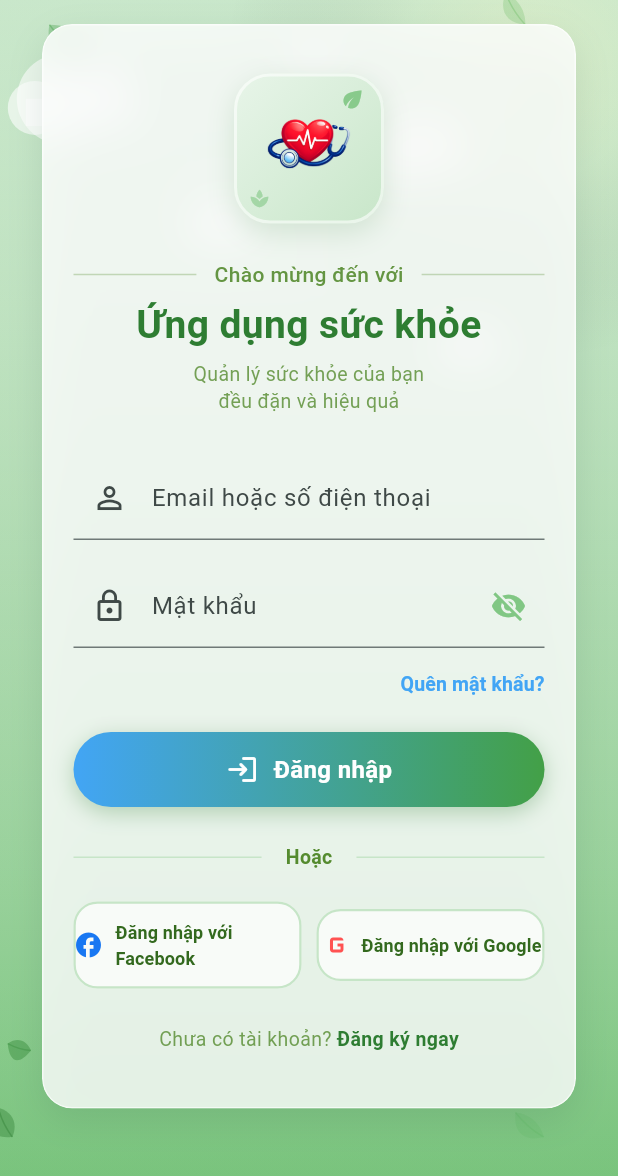
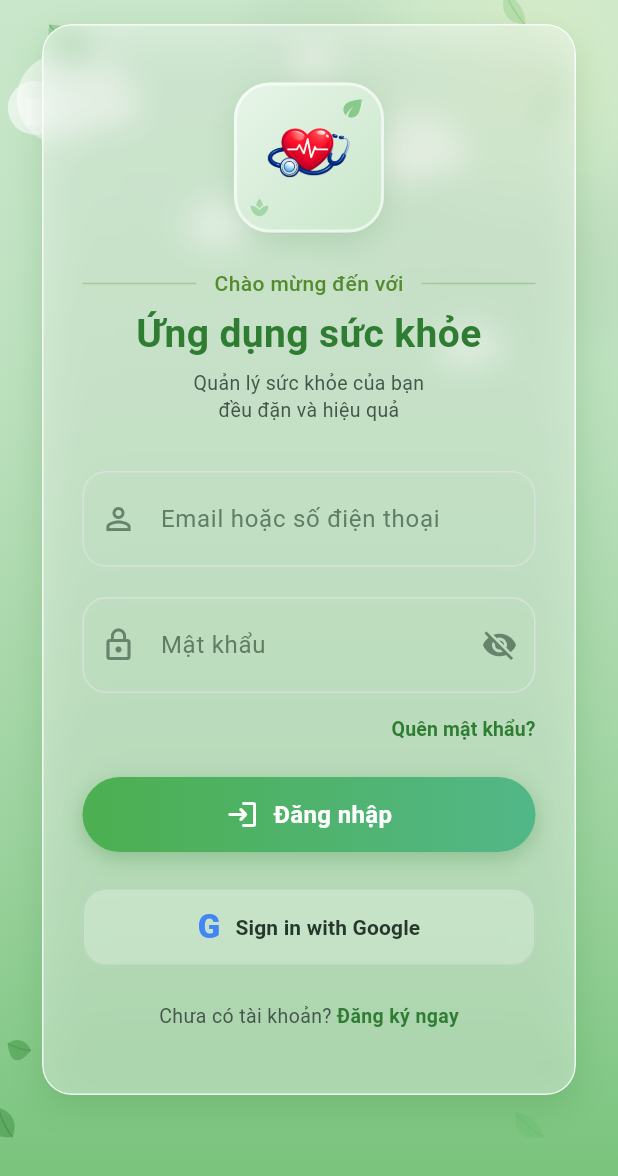
Before and after one commit to thienbaongo200-creator/HealthyApp, a Flutter app: the screen it shows after launch, on a phone screen of 412 x 824 dp. Shown: the top 1176 px of the screen. Run offline on Flutter 3.47's test engine with Material 3 defaults, Android fonts, the light colour scheme and no system bars; our stand-ins replace dio, flutter_secure_storage, google_sign_in, permission_handler; accounts and stored records are empty.

Commit message:
[Frontend] Style: tăng độ trong suốt glass card đăng nhập

```diff
--- a/frontend/lib/views/auth/login_screen.dart
+++ b/frontend/lib/views/auth/login_screen.dart
@@ -169,13 +169,6 @@ class _LoginScreenState extends State<LoginScreen> {
     }
   }
 
-  void _handleFacebookSignIn() {
-    _showSnackBar(
-      'Tính năng đăng nhập Facebook đang phát triển',
-      Colors.orangeAccent,
-    );
-  }
-
   void _showSnackBar(String message, Color color) {
     ScaffoldMessenger.of(context).showSnackBar(
       SnackBar(
@@ -203,7 +196,12 @@ class _LoginScreenState extends State<LoginScreen> {
             ),
             keyboardDismissBehavior: ScrollViewKeyboardDismissBehavior.onDrag,
             child: GlassCard(
-              padding: const EdgeInsets.all(20),
+              padding: const EdgeInsets.all(26),
+              blur: 10,
+              backgroundColor: Colors.white.withValues(alpha: .4),
+              borderColor: const Color(0xCCFFFFFF),
+              borderWidth: 1,
+              shadowColor: const Color(0x332E7D32),
               child: Form(
                 key: _formKey,
                 child: Column(
@@ -280,7 +278,7 @@ class _LoginScreenState extends State<LoginScreen> {
                     children: [
                       Expanded(
                         child: Divider(
-                          color: const Color(0xFF558B2F).withValues(alpha: 0.3),
+                          color: const Color(0xFF558B2F).withValues(alpha: .3),
                           thickness: 1,
                         ),
                       ),
@@ -291,15 +289,13 @@ class _LoginScreenState extends State<LoginScreen> {
                           style: TextStyle(
                             fontSize: 14,
                             fontWeight: FontWeight.w500,
-                            color: const Color(
-                              0xFF558B2F,
-                            ).withValues(alpha: 0.9),
+                            color: const Color(0xFF558B2F),
                           ),
                         ),
                       ),
                       Expanded(
                         child: Divider(
-                          color: const Color(0xFF558B2F).withValues(alpha: 0.3),
+                          color: const Color(0xFF558B2F).withValues(alpha: .3),
                           thickness: 1,
                         ),
                       ),
@@ -322,54 +318,114 @@ class _LoginScreenState extends State<LoginScreen> {
                     textAlign: TextAlign.center,
                     style: TextStyle(
                       fontSize: 13,
-                      color: const Color(0xFF558B2F).withValues(alpha: 0.8),
+                      color: const Color(0xFF44564A),
                       height: 1.4,
                     ),
                   ),
-                  const SizedBox(height: 28),
+                  const SizedBox(height: 32),
 
                   // 🌿 Ô nhập Tài khoản (Email hoặc số điện thoại)
                   TextFormField(
                     controller: _accountController,
                     focusNode: _accountFocusNode,
-                    style: const TextStyle(color: Color(0xFF33691E)),
+                    style: const TextStyle(color: Color(0xFF26372B)),
                     textInputAction: TextInputAction.next,
                     onFieldSubmitted: (_) => _passwordFocusNode.requestFocus(),
                     decoration: InputDecoration(
+                      floatingLabelBehavior: FloatingLabelBehavior.auto,
+                      labelStyle: const TextStyle(color: Color(0xFF607D65)),
+                      floatingLabelStyle: const TextStyle(
+                        color: Color(0xFF2E7D32),
+                        fontWeight: FontWeight.w600,
+                      ),
+                      filled: false,
+                      fillColor: Colors.transparent,
+                      contentPadding: const EdgeInsets.symmetric(
+                        horizontal: 16,
+                        vertical: 20,
+                      ),
                       labelText: 'Email hoặc số điện thoại',
                       hintText: 'Nhập email hoặc số điện thoại',
                       hintStyle: TextStyle(
-                        color: const Color(0xFFA5D6A7).withValues(alpha: 0.7),
+                        color: const Color(0xFF607D65),
                       ),
-                      prefixIcon: const Icon(Icons.person_outline),
+                      prefixIcon: const Icon(
+                        Icons.person_outline,
+                        color: Color(0xFF66836B),
+                      ),
+                      border: OutlineInputBorder(
+                        borderRadius: BorderRadius.circular(16),
+                        borderSide: const BorderSide(color: Color(0xFFD7E2D9)),
+                      ),
+                      enabledBorder: OutlineInputBorder(
+                        borderRadius: BorderRadius.circular(16),
+                        borderSide: const BorderSide(color: Color(0xFFD7E2D9)),
+                      ),
+                      focusedBorder: OutlineInputBorder(
+                        borderRadius: BorderRadius.circular(16),
+                        borderSide: const BorderSide(
+                          color: Color(0xFF52B788),
+                          width: 1,
+                        ),
+                      ),
                     ),
                     validator: (v) => v!.trim().isEmpty
                         ? 'Vui lòng nhập email hoặc số điện thoại'
                         : null,
                   ),
-                  const SizedBox(height: 16),
+                  const SizedBox(height: 20),
 
                   // 🌿 Ô nhập Mật khẩu
                   TextFormField(
                     controller: _passwordController,
                     focusNode: _passwordFocusNode,
                     obscureText: !_isPasswordVisible,
-                    style: const TextStyle(color: Color(0xFF33691E)),
+                    style: const TextStyle(color: Color(0xFF26372B)),
                     textInputAction: TextInputAction.done,
                     onFieldSubmitted: (_) => _handleLogin(),
                     decoration: InputDecoration(
+                      floatingLabelBehavior: FloatingLabelBehavior.auto,
+                      labelStyle: const TextStyle(color: Color(0xFF607D65)),
+                      floatingLabelStyle: const TextStyle(
+                        color: Color(0xFF2E7D32),
+                        fontWeight: FontWeight.w600,
+                      ),
+                      filled: false,
+                      fillColor: Colors.transparent,
+                      contentPadding: const EdgeInsets.symmetric(
+                        horizontal: 16,
+                        vertical: 20,
+                      ),
                       labelText: 'Mật khẩu',
                       hintText: 'Nhập mật khẩu',
                       hintStyle: TextStyle(
-                        color: const Color(0xFFA5D6A7).withValues(alpha: 0.7),
+                        color: const Color(0xFF607D65),
                       ),
-                      prefixIcon: const Icon(Icons.lock_outline),
+                      prefixIcon: const Icon(
+                        Icons.lock_outline,
+                        color: Color(0xFF66836B),
+                      ),
+                      border: OutlineInputBorder(
+                        borderRadius: BorderRadius.circular(16),
+                        borderSide: const BorderSide(color: Color(0xFFD7E2D9)),
+                      ),
+                      enabledBorder: OutlineInputBorder(
+                        borderRadius: BorderRadius.circular(16),
+                        borderSide: const BorderSide(color: Color(0xFFD7E2D9)),
+                      ),
+                      focusedBorder: OutlineInputBorder(
+                        borderRadius: BorderRadius.circular(16),
+                        borderSide: const BorderSide(
+                          color: Color(0xFF52B788),
+                          width: 1,
+                        ),
+                      ),
                       suffixIcon: IconButton(
                         icon: Icon(
                           _isPasswordVisible
                               ? Icons.visibility
                               : Icons.visibility_off,
-                          color: const Color(0xFF81C784),
+                          color: Color(0xFF66836B),
                         ),
                         onPressed: () => setState(
                           () => _isPasswordVisible = !_isPasswordVisible,
@@ -396,7 +452,7 @@ class _LoginScreenState extends State<LoginScreen> {
                       child: const Text(
                         'Quên mật khẩu?',
                         style: TextStyle(
-                          color: Color(0xFF42A5F5),
+                          color: Color(0xFF2E7D32),
                           fontWeight: FontWeight.w600,
                           fontSize: 13,
                         ),
@@ -411,6 +467,10 @@ class _LoginScreenState extends State<LoginScreen> {
                     child: GradientButton(
                       label: 'Đăng nhập',
                       icon: Icons.login_rounded,
+                      gradientColors: const [
+                        Color(0xFF4CAF50),
+                        Color(0xFF52B788),
+                      ],
                       onPressed: _isLoading ? null : _handleLogin,
                       isLoading: _isLoading,
                     ),
@@ -418,126 +478,40 @@ class _LoginScreenState extends State<LoginScreen> {
                   const SizedBox(height: 24),
 
                   // 🌿 Đường kẻ "Hoặc"
-                  Row(
-                    children: [
-                      Expanded(
-                        child: Divider(
-                          color: const Color(0xFFA5D6A7).withValues(alpha: 0.5),
-                          thickness: 1,
-                        ),
-                      ),
-                      Padding(
-                        padding: const EdgeInsets.symmetric(horizontal: 16),
-                        child: Text(
-                          'Hoặc',
-                          style: TextStyle(
-                            color: const Color(0xFF558B2F),
-                            fontWeight: FontWeight.w600,
-                            fontSize: 13,
-                          ),
-                        ),
-                      ),
-                      Expanded(
-                        child: Divider(
-                          color: const Color(0xFFA5D6A7).withValues(alpha: 0.5),
-                          thickness: 1,
-                        ),
-                      ),
-                    ],
-                  ),
-                  const SizedBox(height: 20),
-
-                  // 🌿 Nút mạng xã hội (Facebook & Google)
-                  Row(
-                    children: [
-                      Expanded(
+                  SizedBox(
+                    height: 52,
                     child: OutlinedButton(
-                          onPressed: _handleFacebookSignIn,
+                      onPressed: _handleGoogleSignIn,
                       style: OutlinedButton.styleFrom(
-                            padding: const EdgeInsets.symmetric(vertical: 12),
-                            side: BorderSide(
-                              color: const Color(
-                                0xFFA5D6A7,
-                              ).withValues(alpha: 0.6),
-                              width: 1.5,
-                            ),
+                        foregroundColor: const Color(0xFF26372B),
+                        backgroundColor: Colors.white.withValues(alpha: .25),
+                        side: const BorderSide(color: Color(0xFFB8D4BE)),
                         shape: RoundedRectangleBorder(
                           borderRadius: BorderRadius.circular(16),
                         ),
-                            backgroundColor: Colors.white.withValues(
-                              alpha: 0.7,
+                      ),
+                      child: Row(
+                        mainAxisAlignment: MainAxisAlignment.center,
+                        children: [
+                          const Text(
+                            'G',
+                            style: TextStyle(
+                              color: Color(0xFF4285F4),
+                              fontSize: 22,
+                              fontWeight: FontWeight.w800,
                             ),
                           ),
-                          child: const Row(
-                            mainAxisAlignment: MainAxisAlignment.center,
-                            children: [
-                              Icon(
-                                Icons.facebook,
-                                color: Color(0xFF1877F2),
-                                size: 20,
-                              ),
-                              SizedBox(width: 8),
-                              Flexible(
-                                child: Text(
-                                  'Đăng nhập với Facebook',
-                                  maxLines: 2,
-                                  overflow: TextOverflow.ellipsis,
+                          const SizedBox(width: 10),
+                          const Text(
+                            'Sign in with Google',
                             style: TextStyle(
-                                    color: Color(0xFF33691E),
+                              color: Color(0xFF26372B),
                               fontWeight: FontWeight.w600,
-                                    fontSize: 12,
-                                  ),
                             ),
                           ),
                         ],
                       ),
                     ),
-                      ),
-                      const SizedBox(width: 10),
-                      Expanded(
-                        child: OutlinedButton(
-                          onPressed: _handleGoogleSignIn,
-                          style: OutlinedButton.styleFrom(
-                            padding: const EdgeInsets.symmetric(vertical: 12),
-                            side: BorderSide(
-                              color: const Color(
-                                0xFFA5D6A7,
-                              ).withValues(alpha: 0.6),
-                              width: 1.5,
-                            ),
-                            shape: RoundedRectangleBorder(
-                              borderRadius: BorderRadius.circular(16),
-                            ),
-                            backgroundColor: Colors.white.withValues(
-                              alpha: 0.7,
-                            ),
-                          ),
-                          child: const Row(
-                            mainAxisAlignment: MainAxisAlignment.center,
-                            children: [
-                              Icon(
-                                Icons.g_mobiledata,
-                                color: Colors.redAccent,
-                                size: 24,
-                              ),
-                              SizedBox(width: 4),
-                              Flexible(
-                                child: Text(
-                                  'Đăng nhập với Google',
-                                  maxLines: 2,
-                                  overflow: TextOverflow.ellipsis,
-                                  style: TextStyle(
-                                    color: Color(0xFF33691E),
-                                    fontWeight: FontWeight.w600,
-                                    fontSize: 12,
-                                  ),
-                                ),
-                              ),
-                            ],
-                          ),
-                        ),
-                      ),
-                    ],
                   ),
                   const SizedBox(height: 24),
 
@@ -548,7 +522,7 @@ class _LoginScreenState extends State<LoginScreen> {
                       Text(
                         'Chưa có tài khoản? ',
                         style: TextStyle(
-                          color: const Color(0xFF558B2F).withValues(alpha: 0.8),
+                          color: const Color(0xFF44564A),
                           fontSize: 13,
                         ),
                       ),
--- a/frontend/lib/widgets/glass_card.dart
+++ b/frontend/lib/widgets/glass_card.dart
@@ -50,6 +50,7 @@ class GlassCard extends StatelessWidget {
       ),
       child: ClipRRect(
         borderRadius: radius,
+        child: ClipRect(
           child: BackdropFilter(
             filter: ImageFilter.blur(sigmaX: blur, sigmaY: blur),
             child: Container(
@@ -63,6 +64,7 @@ class GlassCard extends StatelessWidget {
             ),
           ),
         ),
+      ),
     );
   }
 }
```
Lines whose indentation alone changed are shown as unchanged.
